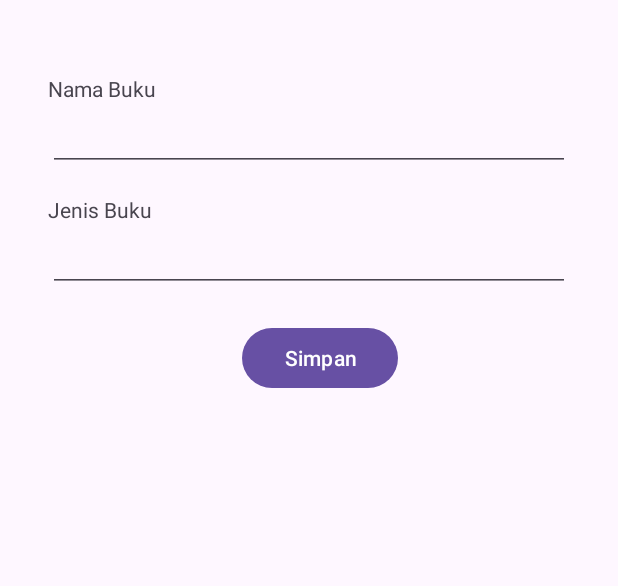
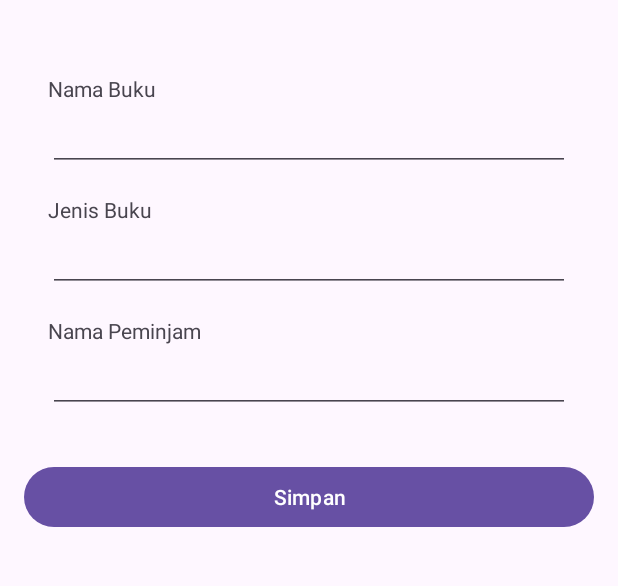
Before and after one commit to WahyuPamungkas223/Perpustakaan_1412200002, an Android app: the SecondFragment screen opened through its navigation route, on a phone screen of 412 x 824 dp, the part 70-656 px from its top. Run offline under Robolectric (Android 15) with nearby library versions, the phone set to English and light mode, and no system bars; our stand-ins replace navigation-ui; 3 statements that could not run were skipped.

Commit message:
Perpustakaan Part 2

```diff
--- a/app/src/main/AndroidManifest.xml
+++ b/app/src/main/AndroidManifest.xml
@@ -3,6 +3,7 @@
     xmlns:tools="http://schemas.android.com/tools">
 
     <application
+        android:name=".application.BookApp"
         android:allowBackup="true"
         android:dataExtractionRules="@xml/data_extraction_rules"
         android:fullBackupContent="@xml/backup_rules"
--- a/app/src/main/java/com/example/perpustakaan/FirstFragment.kt
+++ /dev/null
@@ -1,44 +0,0 @@
-package com.example.perpustakaan
-
-import android.os.Bundle
-import androidx.fragment.app.Fragment
-import android.view.LayoutInflater
-import android.view.View
-import android.view.ViewGroup
-import androidx.navigation.fragment.findNavController
-import com.example.perpustakaan.databinding.FragmentFirstBinding
-
-/**
- * A simple [Fragment] subclass as the default destination in the navigation.
- */
-class FirstFragment : Fragment() {
-
-    private var _binding: FragmentFirstBinding? = null
-
-    // This property is only valid between onCreateView and
-    // onDestroyView.
-    private val binding get() = _binding!!
-
-    override fun onCreateView(
-        inflater: LayoutInflater, container: ViewGroup?,
-        savedInstanceState: Bundle?
-    ): View? {
-
-        _binding = FragmentFirstBinding.inflate(inflater, container, false)
-        return binding.root
-
-    }
-
-    override fun onViewCreated(view: View, savedInstanceState: Bundle?) {
-        super.onViewCreated(view, savedInstanceState)
-
-        binding.addFAB.setOnClickListener {
-           findNavController().navigate(R.id.action_FirstFragment_to_SecondFragment)
-       }
-    }
-
-    override fun onDestroyView() {
-        super.onDestroyView()
-        _binding = null
-    }
-}
--- a/app/src/main/java/com/example/perpustakaan/MainActivity.kt
+++ b/app/src/main/java/com/example/perpustakaan/MainActivity.kt
@@ -16,6 +16,8 @@ class MainActivity : AppCompatActivity() {
 
     private lateinit var appBarConfiguration: AppBarConfiguration
     private lateinit var binding: ActivityMainBinding
+
+
 
     override fun onCreate(savedInstanceState: Bundle?) {
         WindowCompat.setDecorFitsSystemWindows(window, false)
--- a/app/src/main/java/com/example/perpustakaan/SecondFragment.kt
+++ /dev/null
@@ -1,43 +0,0 @@
-package com.example.perpustakaan
-
-import android.os.Bundle
-import androidx.fragment.app.Fragment
-import android.view.LayoutInflater
-import android.view.View
-import android.view.ViewGroup
-import androidx.navigation.fragment.findNavController
-import com.example.perpustakaan.databinding.FragmentSecondBinding
-
-/**
- * A simple [Fragment] subclass as the second destination in the navigation.
- */
-class SecondFragment : Fragment() {
-
-    private var _binding: FragmentSecondBinding? = null
-
-    // This property is only valid between onCreateView and
-    // onDestroyView.
-    private val binding get() = _binding!!
-
-    override fun onCreateView(
-        inflater: LayoutInflater, container: ViewGroup?,
-        savedInstanceState: Bundle?
-    ): View? {
-
-        _binding = FragmentSecondBinding.inflate(inflater, container, false)
-        return binding.root
-
-    }
-
-    override fun onViewCreated(view: View, savedInstanceState: Bundle?) {
-        super.onViewCreated(view, savedInstanceState)
-        binding.saveButton.setOnClickListener {
-            findNavController().navigate(R.id.action_SecondFragment_to_FirstFragment)
-        }
-    }
-
-    override fun onDestroyView() {
-        super.onDestroyView()
-        _binding = null
-    }
-}
--- /dev/null
+++ b/app/src/main/java/com/example/perpustakaan/UI/FirstFragment.kt
@@ -0,0 +1,75 @@
+package com.example.perpustakaan.UI
+
+import android.content.Context
+import android.os.Bundle
+import androidx.fragment.app.Fragment
+import android.view.LayoutInflater
+import android.view.View
+import android.view.ViewGroup
+import androidx.fragment.app.viewModels
+import androidx.navigation.fragment.findNavController
+import androidx.recyclerview.widget.LinearLayoutManager
+import com.example.perpustakaan.R
+import com.example.perpustakaan.application.BookApp
+import com.example.perpustakaan.databinding.FragmentFirstBinding
+import com.example.perpustakaan.model.Book
+
+/**
+ * A simple [Fragment] subclass as the default destination in the navigation.
+ */
+class FirstFragment : Fragment() {
+
+    private var _binding: FragmentFirstBinding? = null
+    private val binding get() = _binding!!
+    private lateinit var applicationContext: Context
+    private val BookViewModel: BookViewModel by viewModels{
+        BookViewModelFactory((applicationContext as BookApp).repository)
+    }
+    override fun onAttach(context: Context) {
+        super.onAttach(context)
+        applicationContext = requireContext().applicationContext
+    }
+
+    override fun onCreateView(
+        inflater: LayoutInflater, container: ViewGroup?,
+        savedInstanceState: Bundle?
+    ): View? {
+
+        _binding = FragmentFirstBinding.inflate(inflater, container, false)
+        return binding.root
+
+    }
+
+    override fun onViewCreated(view: View, savedInstanceState: Bundle?) {
+        super.onViewCreated(view, savedInstanceState)
+
+        val adapter = BookListAdapter {book ->
+            val action = FirstFragmentDirections.actionFirstFragmentToSecondFragment(book)
+            findNavController().navigate(action)
+        }
+        binding.datarecyclerView.adapter = adapter
+        binding.datarecyclerView.layoutManager = LinearLayoutManager(context)
+        BookViewModel.allBook.observe(viewLifecycleOwner) {books ->
+            books.let {
+                if (books.isEmpty()) {
+                    binding.EmptytextView.visibility = View.VISIBLE
+                    binding.imageView.visibility = View.VISIBLE
+                } else {
+                    binding.EmptytextView.visibility = View.GONE
+                    binding.imageView.visibility = View.GONE
+                }
+                adapter.submitList(books)
+            }
+        }
+
+        binding.addFAB.setOnClickListener {
+           val action = FirstFragmentDirections.actionFirstFragmentToSecondFragment(null)
+           findNavController().navigate(action)
+       }
+    }
+
+    override fun onDestroyView() {
+        super.onDestroyView()
+        _binding = null
+    }
+}
--- /dev/null
+++ b/app/src/main/java/com/example/perpustakaan/UI/SecondFragment.kt
@@ -0,0 +1,91 @@
+package com.example.perpustakaan.UI
+
+import android.content.Context
+import android.os.Bundle
+import androidx.fragment.app.Fragment
+import android.view.LayoutInflater
+import android.view.View
+import android.view.ViewGroup
+import android.widget.Toast
+import androidx.fragment.app.viewModels
+import androidx.navigation.fragment.findNavController
+import androidx.navigation.fragment.navArgs
+import com.example.perpustakaan.application.BookApp
+import com.example.perpustakaan.databinding.FragmentSecondBinding
+import com.example.perpustakaan.model.Book
+
+/**
+ * A simple [Fragment] subclass as the second destination in the navigation.
+ */
+class SecondFragment : Fragment() {
+
+    private var _binding: FragmentSecondBinding? = null
+    private val binding get() = _binding!!
+    private lateinit var applicationContext: Context
+    private val BookViewModel: BookViewModel by viewModels{
+        BookViewModelFactory((applicationContext as BookApp).repository)
+    }
+
+    private val args : SecondFragmentArgs by navArgs()
+    private var book: Book? = null
+
+    override fun onAttach(context: Context) {
+        super.onAttach(context)
+        applicationContext = requireContext().applicationContext
+    }
+
+    override fun onCreateView(
+        inflater: LayoutInflater, container: ViewGroup?,
+        savedInstanceState: Bundle?
+    ): View? {
+
+        _binding = FragmentSecondBinding.inflate(inflater, container, false)
+        return binding.root
+
+    }
+
+    override fun onViewCreated(view: View, savedInstanceState: Bundle?) {
+        super.onViewCreated(view, savedInstanceState)
+
+        book = args.book
+        if (book != null){
+            binding.deleteButton.visibility = View.VISIBLE
+            binding.saveButton.text = "Ubah"
+            binding.booknameeditText.setText(book?.book_name)
+            binding.genreeditText.setText(book?.book_genre)
+            binding.borrowereditText.setText(book?.borrower_name)
+        }
+        val book_name = binding.booknameeditText.text
+        val book_genre = binding.genreeditText.text
+        val borrower_name = binding.borrowereditText.text
+        binding.saveButton.setOnClickListener {
+            if (book_name.isEmpty()){
+                Toast.makeText(context, "Judul Buku Tidak Ditemukan!", Toast.LENGTH_SHORT).show()
+            } else if (book_genre.isEmpty()){
+            Toast.makeText(context, "Genre Tidak Ditemukan!", Toast.LENGTH_SHORT).show()
+            } else if (borrower_name.isEmpty()){
+            Toast.makeText(context, "Nama Peminjam Tidak Ditemukan!", Toast.LENGTH_SHORT).show()
+            } else{
+                if (book == null){
+                    val book = Book(0, book_name.toString(), book_genre.toString(), borrower_name.toString())
+                    BookViewModel.insert(book)
+                }else {
+                    val book = Book(book?.id!!, book_name.toString(), book_genre.toString(), borrower_name.toString())
+                    BookViewModel.update(book)
+                }
+                findNavController().popBackStack()
+            }
+              //Untuk Dismiss Halaman ini
+        }
+
+        binding.deleteButton.setOnClickListener {
+            book?.let { it1 -> BookViewModel.delete(it1) }
+            findNavController().popBackStack()
+        }
+    }
+
+    override fun onDestroyView() {
+        super.onDestroyView()
+        _binding = null
+    }
+}
--- a/app/src/main/java/com/example/perpustakaan/dao/BookDao.kt
+++ b/app/src/main/java/com/example/perpustakaan/dao/BookDao.kt
@@ -11,7 +11,7 @@ import kotlinx.coroutines.flow.Flow
 
 @Dao
 interface BookDao {
-    @Query("SELECT * FROM `book_table`ORDER BY name ASC")
+    @Query("SELECT * FROM `book_table`ORDER BY book_name ASC")
     fun getAllBook(): Flow<List<Book>>
 
     @Insert
--- a/app/src/main/res/layout/fragment_first.xml
+++ b/app/src/main/res/layout/fragment_first.xml
@@ -4,7 +4,7 @@
     xmlns:tools="http://schemas.android.com/tools"
     android:layout_width="match_parent"
     android:layout_height="match_parent"
-    tools:context=".FirstFragment">
+    tools:context=".UI.FirstFragment">
 
 
     <androidx.constraintlayout.widget.ConstraintLayout
--- a/app/src/main/res/layout/fragment_second.xml
+++ b/app/src/main/res/layout/fragment_second.xml
@@ -4,7 +4,7 @@
     xmlns:tools="http://schemas.android.com/tools"
     android:layout_width="match_parent"
     android:layout_height="match_parent"
-    tools:context=".SecondFragment">
+    tools:context=".UI.SecondFragment">
 
     <androidx.constraintlayout.widget.ConstraintLayout
         android:layout_width="match_parent"
@@ -12,7 +12,7 @@
         android:padding="16dp">
 
         <TextView
-            android:id="@+id/textView2"
+            android:id="@+id/booktextView"
             android:layout_width="wrap_content"
             android:layout_height="wrap_content"
             android:layout_marginStart="16dp"
@@ -22,46 +22,86 @@
             app:layout_constraintTop_toTopOf="parent" />
 
         <EditText
-            android:id="@+id/nameeditTextText"
+            android:id="@+id/booknameeditText"
             android:layout_width="0dp"
             android:layout_height="wrap_content"
             android:layout_marginEnd="16dp"
             android:ems="10"
             android:inputType="text"
             app:layout_constraintEnd_toEndOf="parent"
-            app:layout_constraintStart_toStartOf="@+id/textView2"
-            app:layout_constraintTop_toBottomOf="@+id/textView2" />
+            app:layout_constraintStart_toStartOf="@+id/booktextView"
+            app:layout_constraintTop_toBottomOf="@+id/booktextView" />
 
         <TextView
-            android:id="@+id/textView3"
+            android:id="@+id/genretextView"
             android:layout_width="0dp"
             android:layout_height="wrap_content"
             android:layout_marginTop="16dp"
             android:text="Jenis Buku"
-            app:layout_constraintEnd_toEndOf="@+id/nameeditTextText"
-            app:layout_constraintStart_toStartOf="@+id/nameeditTextText"
-            app:layout_constraintTop_toBottomOf="@+id/nameeditTextText" />
+            app:layout_constraintEnd_toEndOf="@+id/booknameeditText"
+            app:layout_constraintStart_toStartOf="@+id/booknameeditText"
+            app:layout_constraintTop_toBottomOf="@+id/booknameeditText" />
 
         <EditText
-            android:id="@+id/genreeditTextText"
+            android:id="@+id/genreeditText"
             android:layout_width="0dp"
             android:layout_height="wrap_content"
             android:ems="10"
             android:inputType="text"
-            app:layout_constraintEnd_toEndOf="@+id/textView3"
-            app:layout_constraintStart_toStartOf="@+id/textView3"
-            app:layout_constraintTop_toBottomOf="@+id/textView3" />
+            app:layout_constraintEnd_toEndOf="@+id/genretextView"
+            app:layout_constraintStart_toStartOf="@+id/genretextView"
+            app:layout_constraintTop_toBottomOf="@+id/genretextView" />
 
-        <Button
-            android:id="@+id/saveButton"
-            android:layout_width="104dp"
-            android:layout_height="48dp"
-            android:layout_marginTop="20dp"
-            android:text="@string/save"
+        <TextView
+            android:id="@+id/borrowertextView"
+            android:layout_width="0dp"
+            android:layout_height="wrap_content"
+            android:layout_marginTop="16dp"
+            android:text="Nama Peminjam"
+            app:layout_constraintEnd_toEndOf="@+id/genreeditText"
+            app:layout_constraintStart_toStartOf="@+id/genreeditText"
+            app:layout_constraintTop_toBottomOf="@+id/genreeditText" />
+
+        <EditText
+            android:id="@+id/borrowereditText"
+            android:layout_width="0dp"
+            android:layout_height="wrap_content"
+            android:ems="10"
+            android:inputType="text"
+            app:layout_constraintEnd_toEndOf="@+id/borrowertextView"
+            app:layout_constraintHorizontal_bias="1.0"
+            app:layout_constraintStart_toStartOf="@+id/borrowertextView"
+            app:layout_constraintTop_toBottomOf="@+id/borrowertextView" />
+
+        <LinearLayout
+            android:layout_width="match_parent"
+            android:layout_height="wrap_content"
+            android:layout_marginTop="32dp"
             app:layout_constraintEnd_toEndOf="parent"
-            app:layout_constraintHorizontal_bias="0.498"
-            app:layout_constraintStart_toStartOf="@+id/genreeditTextText"
-            app:layout_constraintTop_toBottomOf="@+id/genreeditTextText" />
+            app:layout_constraintHorizontal_bias="0.483"
+            app:layout_constraintStart_toStartOf="@+id/genreeditText"
+            app:layout_constraintTop_toBottomOf="@+id/borrowereditText">
+
+            <Button
+                android:id="@+id/deleteButton"
+                android:layout_width="wrap_content"
+                android:layout_height="wrap_content"
+                android:layout_weight="1"
+                android:layout_marginEnd="4dp"
+                android:visibility="gone"
+                android:text="Hapus" />
+
+            <Button
+                android:id="@+id/saveButton"
+                android:layout_width="104dp"
+                android:layout_height="48dp"
+                android:layout_weight="1"
+                android:text="@string/save" />
+
+
+
+        </LinearLayout>
+
 
     </androidx.constraintlayout.widget.ConstraintLayout>
 </androidx.core.widget.NestedScrollView>
--- a/app/src/main/res/navigation/nav_graph.xml
+++ b/app/src/main/res/navigation/nav_graph.xml
@@ -7,7 +7,7 @@
 
     <fragment
         android:id="@+id/FirstFragment"
-        android:name="com.example.perpustakaan.FirstFragment"
+        android:name="com.example.perpustakaan.UI.FirstFragment"
         android:label="@string/app_name"
         tools:layout="@layout/fragment_first">
 
@@ -17,12 +17,16 @@
     </fragment>
     <fragment
         android:id="@+id/SecondFragment"
-        android:name="com.example.perpustakaan.SecondFragment"
+        android:name="com.example.perpustakaan.UI.SecondFragment"
         android:label="@string/second_fragment_label"
         tools:layout="@layout/fragment_second">
 
         <action
             android:id="@+id/action_SecondFragment_to_FirstFragment"
             app:destination="@id/FirstFragment" />
+        <argument
+            android:name="book"
+            app:argType="com.example.perpustakaan.model.Book"
+            app:nullable="true"/>
     </fragment>
 </navigation>
```
Also changed, not shown: app/src/main/java/com/example/perpustakaan/UI/BookListAdapter.kt (added, +62 -0 lines), app/src/main/java/com/example/perpustakaan/UI/BookViewModel.kt (added, +36 -0 lines), app/src/main/java/com/example/perpustakaan/model/Book.kt (+7 -5 lines), app/src/main/java/com/example/perpustakaan/repository/BookRepository.kt (+6 -5 lines), app/src/main/res/layout/item_book.xml (added, +46 -0 lines).
